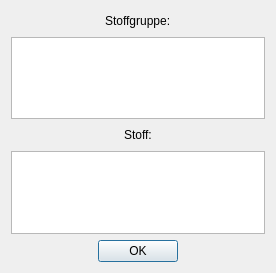
First picture: the form in Dialoge/WarntafelAnzeigen.ui, repository tuxmaster/Warntafel, before the edit.
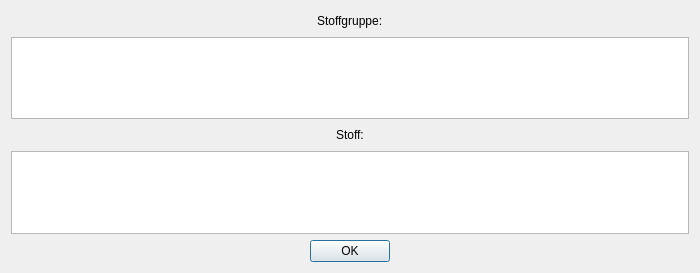
Second picture: the form after the edit.

Diff of the .ui file:
```diff
--- a/Dialoge/WarntafelAnzeigen.ui
+++ b/Dialoge/WarntafelAnzeigen.ui
@@ -9,7 +9,7 @@
    <rect>
     <x>0</x>
     <y>0</y>
-    <width>276</width>
+    <width>700</width>
     <height>273</height>
    </rect>
   </property>
```
